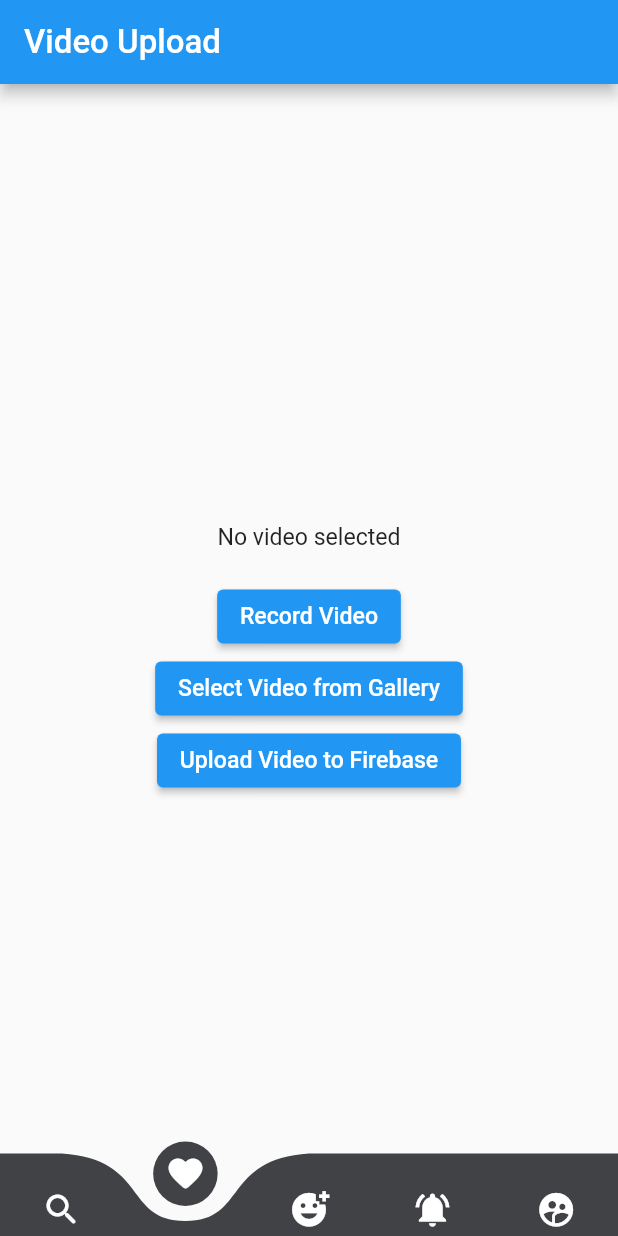
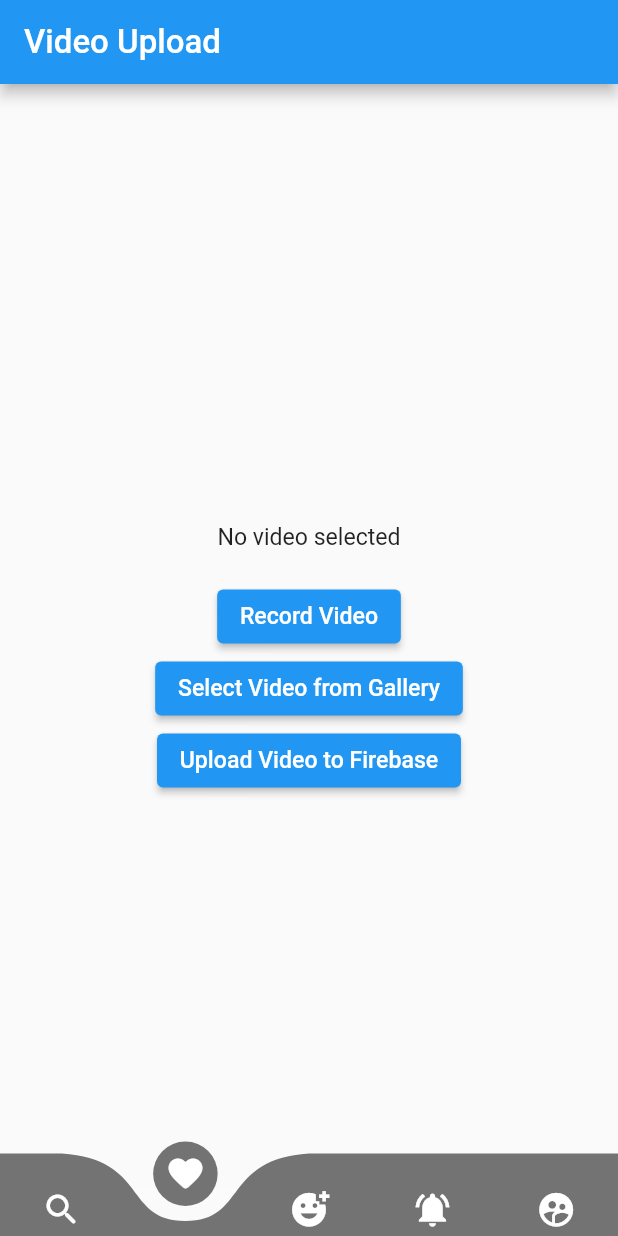
Before and after one commit to richardkelvin81/provechopolis, a Flutter app: the screen it shows after launch, item 2 of the bottom bar chosen, on a phone screen of 412 x 824 dp. Run offline on Flutter 3.47's test engine with Material 2 defaults, Android fonts, the phone set to English and light mode, and no system bars; drawn by our look-alikes of curved_navigation_bar; our stand-ins replace animate_do, cloud_firestore, firebase_core, firebase_storage, flutter_cache_manager, image_picker and 1 more; missing offline and left inert: flutter_ffmpeg, marquee_widget, video_compress; accounts and stored records are empty; network calls fail.

Commit message:
Cambios de Home

```diff
--- a/lib/VIEW/0features/home/home_public_screen.dart
+++ b/lib/VIEW/0features/home/home_public_screen.dart
@@ -28,15 +28,20 @@ class HomePublicScreenState extends State<HomePublicScreen> {
 
   @override
   Widget build(BuildContext context) {
-    Size size = MediaQuery.of(context).size;
     return Scaffold(
       extendBody: true,
       body: IndexedStack(
         index: _page,
         children: screens,
       ),
-      bottomNavigationBar: CurvedNavigationBar(
-
+      bottomNavigationBar: DecoratedBox(
+        decoration: BoxDecoration(
+          boxShadow: [BoxShadow(
+            color: Colors.white.withOpacity(0.1),
+            blurRadius: 20
+          )]
+        ),
+        child: CurvedNavigationBar(
               onTap: (index) {
                 setState(() {
                   _page = index;
@@ -51,12 +56,13 @@ class HomePublicScreenState extends State<HomePublicScreen> {
                 Icon(Icons.notifications_active, color: Colors.white, size: GlobalResponsive.bigDiferenceBottomBar(context)),
                 Icon(Icons.supervised_user_circle, color: Colors.white, size: GlobalResponsive.bigDiferenceBottomBar(context)),
               ],
-            color: Color.fromARGB(220, 35, 37, 41),
-            buttonBackgroundColor: Color.fromARGB(220, 35, 37, 41),
+              color: Colors.black54,
+              buttonBackgroundColor: Colors.black54,
               backgroundColor: Colors.transparent,
               animationCurve: Curves.easeInOut,
               animationDuration: const Duration(milliseconds: 500),
 
+            ),
       ),
     );
   }
```
Also changed, not shown: lib/VIEW/0features/videos/widgets/shared/video_scrollable_view.dart (+22 -15 lines). Lines whose indentation alone changed are shown as unchanged.
